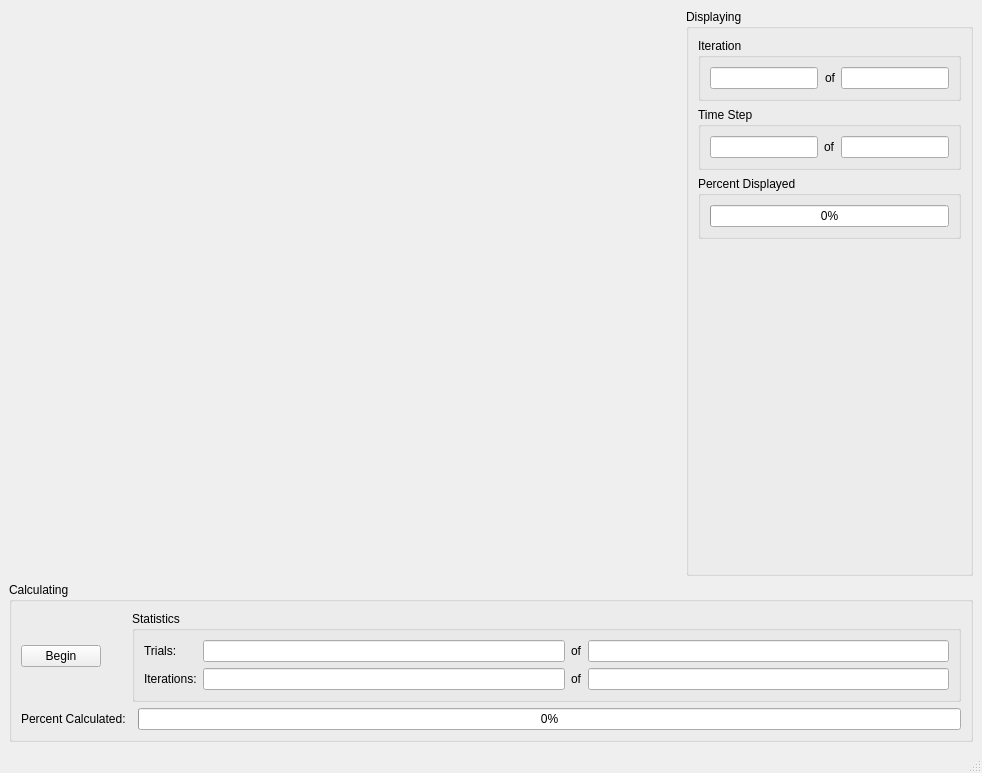
Old version of the form qthyena.ui in the repository msolomon/Hyena-Communication.
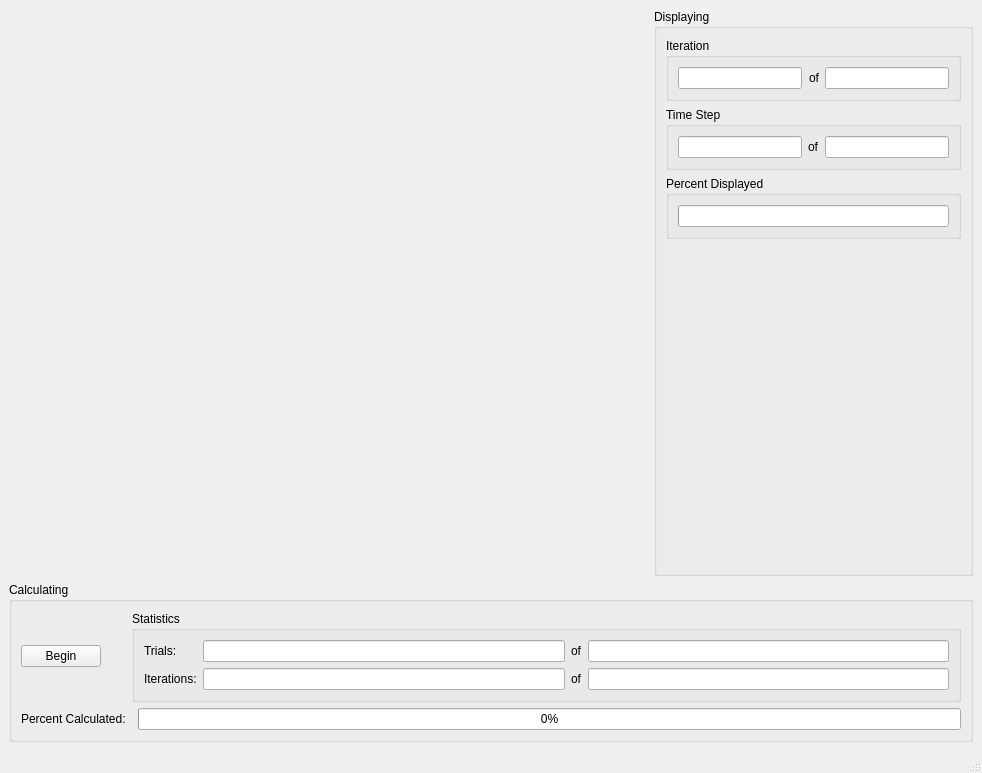
New version of the form. Custom widgets are drawn as their Qt base class.

What changed in the file:
```diff
--- a/qthyena.ui
+++ b/qthyena.ui
@@ -28,143 +28,6 @@
    </property>
    <layout class="QGridLayout" name="gridLayout">
     <item row="1" column="3" colspan="3">
-     <widget class="Widget" name="widget" native="true">
-      <property name="sizePolicy">
-       <sizepolicy hsizetype="MinimumExpanding" vsizetype="MinimumExpanding">
-        <horstretch>100</horstretch>
-        <verstretch>100</verstretch>
-       </sizepolicy>
-      </property>
-      <property name="minimumSize">
-       <size>
-        <width>400</width>
-        <height>400</height>
-       </size>
-      </property>
-      <property name="cursor">
-       <cursorShape>ArrowCursor</cursorShape>
-      </property>
-      <property name="acceptDrops">
-       <bool>false</bool>
-      </property>
-      <property name="toolTip">
-       <string/>
-      </property>
-      <property name="autoFillBackground">
-       <bool>true</bool>
-      </property>
-      <zorder>verticalLayoutWidget</zorder>
-      <zorder>calculatingBox</zorder>
-     </widget>
-    </item>
-    <item row="1" column="6">
-     <widget class="QGroupBox" name="displayingBox">
-      <property name="sizePolicy">
-       <sizepolicy hsizetype="MinimumExpanding" vsizetype="MinimumExpanding">
-        <horstretch>0</horstretch>
-        <verstretch>0</verstretch>
-       </sizepolicy>
-      </property>
-      <property name="title">
-       <string>Displaying</string>
-      </property>
-      <layout class="QFormLayout" name="formLayout">
-       <property name="fieldGrowthPolicy">
-        <enum>QFormLayout::ExpandingFieldsGrow</enum>
-       </property>
-       <item row="0" column="0">
-        <widget class="QGroupBox" name="groupBox">
-         <property name="title">
-          <string>Iteration</string>
-         </property>
-         <layout class="QHBoxLayout" name="horizontalLayout">
-          <item>
-           <widget class="QLineEdit" name="disp_iteration_curr">
-            <property name="sizePolicy">
-             <sizepolicy hsizetype="Minimum" vsizetype="Fixed">
-              <horstretch>0</horstretch>
-              <verstretch>0</verstretch>
-             </sizepolicy>
-            </property>
-            <property name="readOnly">
-             <bool>true</bool>
-            </property>
-           </widget>
-          </item>
-          <item>
-           <widget class="QLabel" name="label_5">
-            <property name="text">
-             <string>of</string>
-            </property>
-            <property name="alignment">
-             <set>Qt::AlignRight|Qt::AlignTrailing|Qt::AlignVCenter</set>
-            </property>
-           </widget>
-          </item>
-          <item>
-           <widget class="QLineEdit" name="disp_iteration_total">
-            <property name="sizePolicy">
-             <sizepolicy hsizetype="Minimum" vsizetype="Fixed">
-              <horstretch>0</horstretch>
-              <verstretch>0</verstretch>
-             </sizepolicy>
-            </property>
-            <property name="readOnly">
-             <bool>true</bool>
-            </property>
-           </widget>
-          </item>
-         </layout>
-        </widget>
-       </item>
-       <item row="1" column="0">
-        <widget class="QGroupBox" name="groupBox_2">
-         <property name="title">
-          <string>Time Step</string>
-         </property>
-         <layout class="QHBoxLayout" name="horizontalLayout_2">
-          <item>
-           <widget class="QLineEdit" name="disp_time_curr"/>
-          </item>
-          <item>
-           <widget class="QLabel" name="label_4">
-            <property name="text">
-             <string>of</string>
-            </property>
-           </widget>
-          </item>
-          <item>
-           <widget class="QLineEdit" name="disp_time_total"/>
-          </item>
-         </layout>
-        </widget>
-       </item>
-       <item row="2" column="0" colspan="2">
-        <widget class="QGroupBox" name="groupBox_3">
-         <property name="sizePolicy">
-          <sizepolicy hsizetype="Preferred" vsizetype="Preferred">
-           <horstretch>0</horstretch>
-           <verstretch>0</verstretch>
-          </sizepolicy>
-         </property>
-         <property name="title">
-          <string>Percent Displayed</string>
-         </property>
-         <layout class="QHBoxLayout" name="horizontalLayout_3">
-          <item>
-           <widget class="QProgressBar" name="disp_percent">
-            <property name="value">
-             <number>0</number>
-            </property>
-           </widget>
-          </item>
-         </layout>
-        </widget>
-       </item>
-      </layout>
-     </widget>
-    </item>
-    <item row="2" column="3" colspan="4">
      <widget class="QGroupBox" name="calculatingBox">
       <property name="sizePolicy">
        <sizepolicy hsizetype="MinimumExpanding" vsizetype="Preferred">
@@ -286,6 +149,144 @@
       </layout>
      </widget>
     </item>
+    <item row="0" column="3" colspan="2">
+     <widget class="Widget" name="widget" native="true">
+      <property name="sizePolicy">
+       <sizepolicy hsizetype="MinimumExpanding" vsizetype="MinimumExpanding">
+        <horstretch>100</horstretch>
+        <verstretch>100</verstretch>
+       </sizepolicy>
+      </property>
+      <property name="minimumSize">
+       <size>
+        <width>400</width>
+        <height>400</height>
+       </size>
+      </property>
+      <property name="cursor">
+       <cursorShape>ArrowCursor</cursorShape>
+      </property>
+      <property name="acceptDrops">
+       <bool>false</bool>
+      </property>
+      <property name="toolTip">
+       <string/>
+      </property>
+      <property name="autoFillBackground">
+       <bool>true</bool>
+      </property>
+     </widget>
+    </item>
+    <item row="0" column="5">
+     <widget class="QGroupBox" name="displayingBox">
+      <property name="sizePolicy">
+       <sizepolicy hsizetype="MinimumExpanding" vsizetype="MinimumExpanding">
+        <horstretch>0</horstretch>
+        <verstretch>0</verstretch>
+       </sizepolicy>
+      </property>
+      <property name="title">
+       <string>Displaying</string>
+      </property>
+      <layout class="QFormLayout" name="formLayout">
+       <property name="fieldGrowthPolicy">
+        <enum>QFormLayout::ExpandingFieldsGrow</enum>
+       </property>
+       <item row="2" column="0" colspan="2">
+        <widget class="QGroupBox" name="groupBox_3">
+         <property name="sizePolicy">
+          <sizepolicy hsizetype="Preferred" vsizetype="Preferred">
+           <horstretch>0</horstretch>
+           <verstretch>0</verstretch>
+          </sizepolicy>
+         </property>
+         <property name="title">
+          <string>Percent Displayed</string>
+         </property>
+         <layout class="QHBoxLayout" name="horizontalLayout_3">
+          <item>
+           <widget class="QProgressBar" name="disp_percent">
+            <property name="minimum">
+             <number>5</number>
+            </property>
+            <property name="value">
+             <number>4</number>
+            </property>
+           </widget>
+          </item>
+         </layout>
+        </widget>
+       </item>
+       <item row="0" column="0" colspan="2">
+        <widget class="QGroupBox" name="groupBox">
+         <property name="title">
+          <string>Iteration</string>
+         </property>
+         <layout class="QHBoxLayout" name="horizontalLayout">
+          <item>
+           <widget class="QLineEdit" name="disp_iteration_curr">
+            <property name="sizePolicy">
+             <sizepolicy hsizetype="MinimumExpanding" vsizetype="Fixed">
+              <horstretch>0</horstretch>
+              <verstretch>0</verstretch>
+             </sizepolicy>
+            </property>
+            <property name="readOnly">
+             <bool>true</bool>
+            </property>
+           </widget>
+          </item>
+          <item>
+           <widget class="QLabel" name="label_5">
+            <property name="text">
+             <string>of</string>
+            </property>
+            <property name="alignment">
+             <set>Qt::AlignRight|Qt::AlignTrailing|Qt::AlignVCenter</set>
+            </property>
+           </widget>
+          </item>
+          <item>
+           <widget class="QLineEdit" name="disp_iteration_total">
+            <property name="sizePolicy">
+             <sizepolicy hsizetype="MinimumExpanding" vsizetype="Fixed">
+              <horstretch>0</horstretch>
+              <verstretch>0</verstretch>
+             </sizepolicy>
+            </property>
+            <property name="readOnly">
+             <bool>true</bool>
+            </property>
+           </widget>
+          </item>
+         </layout>
+        </widget>
+       </item>
+       <item row="1" column="0" colspan="2">
+        <widget class="QGroupBox" name="groupBox_2">
+         <property name="title">
+          <string>Time Step</string>
+         </property>
+         <layout class="QHBoxLayout" name="horizontalLayout_2">
+          <item>
+           <widget class="QLineEdit" name="disp_time_curr"/>
+          </item>
+          <item>
+           <widget class="QLabel" name="label_4">
+            <property name="text">
+             <string>of</string>
+            </property>
+           </widget>
+          </item>
+          <item>
+           <widget class="QLineEdit" name="disp_time_total"/>
+          </item>
+         </layout>
+        </widget>
+       </item>
+      </layout>
+     </widget>
+    </item>
    </layout>
   </widget>
   <widget class="QMenuBar" name="menubar">
```
